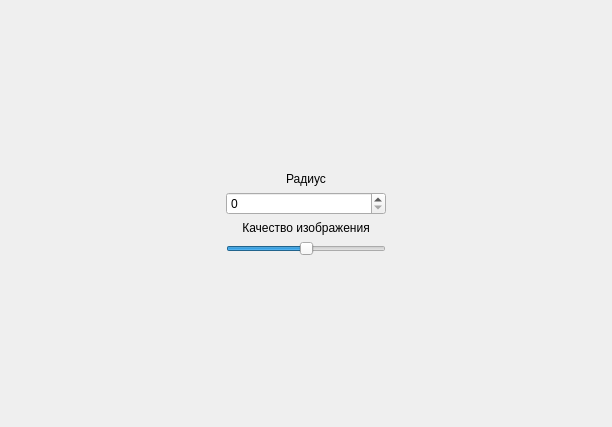
First picture: the form in mainwindow.ui, repository margarita-v/OpenGL-Sphere, before the edit.
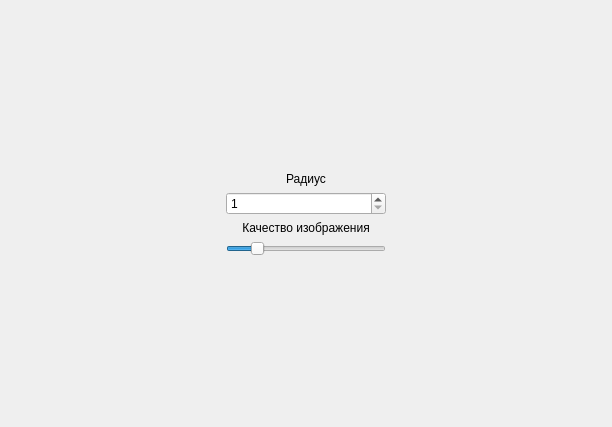
Second picture: the form after the edit.

Commit message: Demo-sphere is ready

What changed in the file:
```diff
--- a/mainwindow.ui
+++ b/mainwindow.ui
@@ -14,8 +14,8 @@
    <string>Построение сферы</string>
   </property>
   <widget class="QWidget" name="centralwidget">
-   <layout class="QGridLayout" name="gridLayout">
-    <item row="0" column="0">
+   <layout class="QHBoxLayout" name="horizontalLayout_2">
+    <item>
      <layout class="QHBoxLayout" name="horizontalLayout">
       <item>
        <layout class="QVBoxLayout" name="verticalLayout">
@@ -68,6 +68,12 @@
             <height>16777215</height>
            </size>
           </property>
+          <property name="minimum">
+           <number>1</number>
+          </property>
+          <property name="maximum">
+           <number>4</number>
+          </property>
          </widget>
         </item>
         <item>
@@ -106,11 +112,14 @@
             <height>16777215</height>
            </size>
           </property>
+          <property name="minimum">
+           <number>20</number>
+          </property>
           <property name="maximum">
-           <number>10</number>
+           <number>50</number>
           </property>
           <property name="value">
-           <number>5</number>
+           <number>25</number>
           </property>
           <property name="orientation">
            <enum>Qt::Horizontal</enum>
```
Left out of the diff: 2 changed lines with no effect on the pictures. The commit also changes 2 other files.
